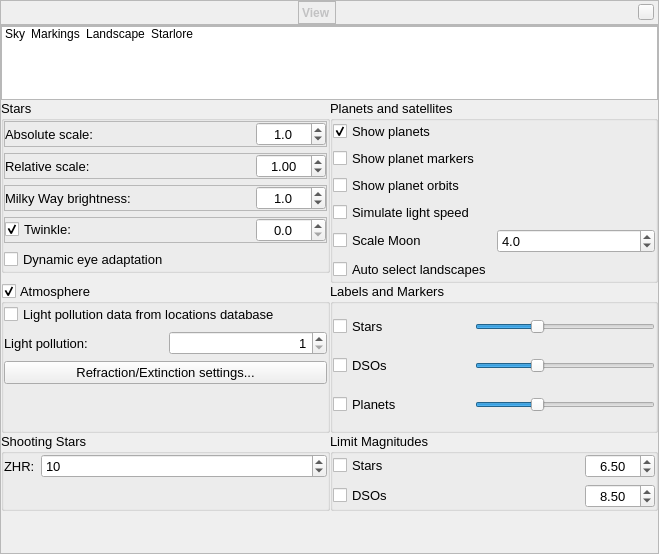
Above: src/gui/viewDialog.ui from 519984307/stellarium_src before the change. Below: the same form after it.
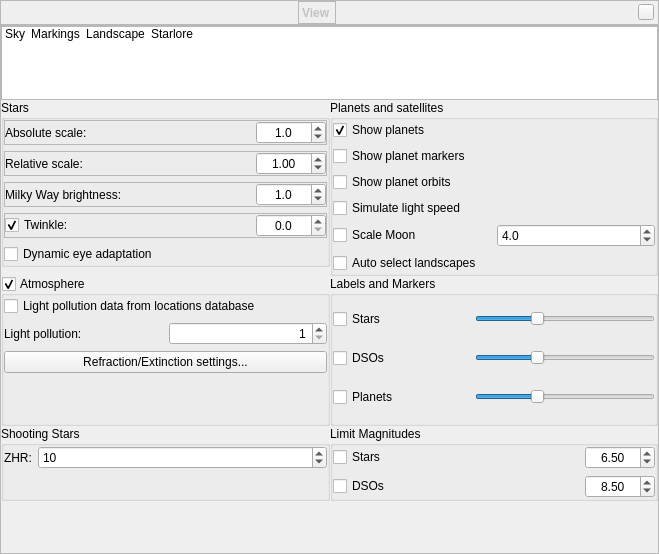
That is the form after the change. Icons and pictures are not drawn. Custom widgets are drawn as their Qt base class.

Commit message: normalize font size for View Dialog

```diff
--- a/src/gui/viewDialog.ui
+++ b/src/gui/viewDialog.ui
@@ -379,13 +379,6 @@
               <height>150</height>
              </size>
             </property>
-            <property name="font">
-             <font>
-              <pointsize>10</pointsize>
-              <weight>50</weight>
-              <bold>false</bold>
-             </font>
-            </property>
             <property name="title">
              <string>Labels and Markers</string>
             </property>
@@ -500,13 +493,6 @@
           </item>
           <item row="0" column="1">
            <widget class="QGroupBox" name="planetsGroupBox">
-            <property name="font">
-             <font>
-              <pointsize>10</pointsize>
-              <weight>50</weight>
-              <bold>false</bold>
-             </font>
-            </property>
             <property name="title">
              <string>Planets and satellites</string>
             </property>
@@ -611,13 +597,6 @@
           </item>
           <item row="1" column="0">
            <widget class="QGroupBox" name="atmosphereGroupBox">
-            <property name="font">
-             <font>
-              <pointsize>10</pointsize>
-              <weight>50</weight>
-              <bold>false</bold>
-             </font>
-            </property>
             <property name="toolTip">
              <string>Show atmosphere</string>
             </property>
@@ -714,13 +693,6 @@
           </item>
           <item row="0" column="0" alignment="Qt::AlignTop">
            <widget class="QGroupBox" name="starGroupBox">
-            <property name="font">
-             <font>
-              <pointsize>10</pointsize>
-              <weight>50</weight>
-              <bold>false</bold>
-             </font>
-            </property>
             <property name="title">
              <string>Stars</string>
             </property>
@@ -1051,13 +1023,6 @@
               <verstretch>0</verstretch>
              </sizepolicy>
             </property>
-            <property name="font">
-             <font>
-              <pointsize>10</pointsize>
-              <weight>50</weight>
-              <bold>false</bold>
-             </font>
-            </property>
             <property name="toolTip">
              <string>Settings for sporadic meteors</string>
             </property>
@@ -1143,13 +1108,6 @@
               <height>0</height>
              </size>
             </property>
-            <property name="font">
-             <font>
-              <pointsize>10</pointsize>
-              <weight>50</weight>
-              <bold>false</bold>
-             </font>
-            </property>
             <property name="toolTip">
              <string>Limit Magnitudes (for unaided/binocular observers)</string>
             </property>
```
Left out of the diff: 28 changed lines with no effect on the pictures.
